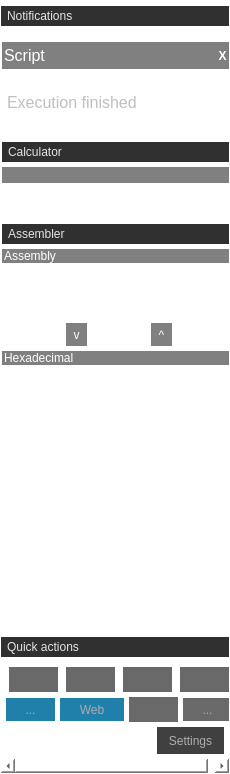
rizinorg/cutter, file src/widgets/Sidebar.ui: the form before one commit.
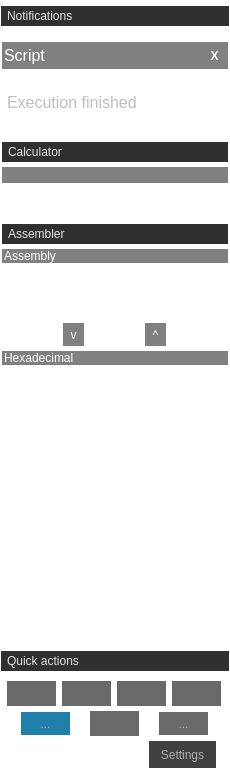
The form after the commit. Icons and pictures are not drawn.

Commit message: Removed RadareWebServer (useless)

The edit to the form file:
```diff
--- a/src/widgets/Sidebar.ui
+++ b/src/widgets/Sidebar.ui
@@ -104,7 +104,7 @@
             <x>0</x>
             <y>0</y>
             <width>226</width>
-            <height>600</height>
+            <height>602</height>
            </rect>
           </property>
           <layout class="QVBoxLayout" name="verticalLayout_3">
@@ -893,68 +893,6 @@
            </property>
           </widget>
          </item>
-         <item>
-          <widget class="QToolButton" name="webServerButton">
-           <property name="toolTip">
-            <string notr="true">Start/Stop web server</string>
-           </property>
-           <property name="styleSheet">
-            <string notr="true">QToolButton { /* all types of tool button */
-     border: 3px solid rgb(105, 105, 105);
-     border-left: 15px solid rgb(105, 105, 105);
-	 border-right: 15px solid rgb(105, 105, 105);
-     background-color: rgb(105, 105, 105);
-	 color: rgb(172, 174, 175);
- }
-
-QToolButton:hover {
-     border: 3px solid #333;
-     border-left: 15px solid #333;
-	 border-right: 15px solid #333;
-     border-radius: 0px;
-     background-color: #333;
- }
-
-QToolButton:pressed {
-     border: 3px solid #2180a9;
-     border-left: 15px solid #2180a9;
-	 border-right: 15px solid #2180a9;
-     border-radius: 0px;
-     background-color: #2180a9;
-}
-
-QToolButton:checked {
-     border: 3px solid #2180a9;
-     border-left: 15px solid #2180a9;
-	 border-right: 15px solid #2180a9;
-     border-radius: 0px;
-     background-color: #2180a9;
-}
-
-QToolTip {
-	background-color: #2180a9;
-	border: 3px solid #2180a9;
-	color: rgb(232, 232, 232);
-}</string>
-           </property>
-           <property name="text">
-            <string notr="true">Web</string>
-           </property>
-           <property name="icon">
-            <iconset resource="../resources.qrc">
-             <normaloff>:/img/icons/cloud_white.svg</normaloff>:/img/icons/cloud_white.svg</iconset>
-           </property>
-           <property name="checkable">
-            <bool>true</bool>
-           </property>
-           <property name="checked">
-            <bool>true</bool>
-           </property>
-           <property name="toolButtonStyle">
-            <enum>Qt::ToolButtonIconOnly</enum>
-           </property>
-          </widget>
-         </item>
          <item>
           <widget class="QToolButton" name="refreshButton">
            <property name="toolTip">
```
The commit also changes 7 other files.
